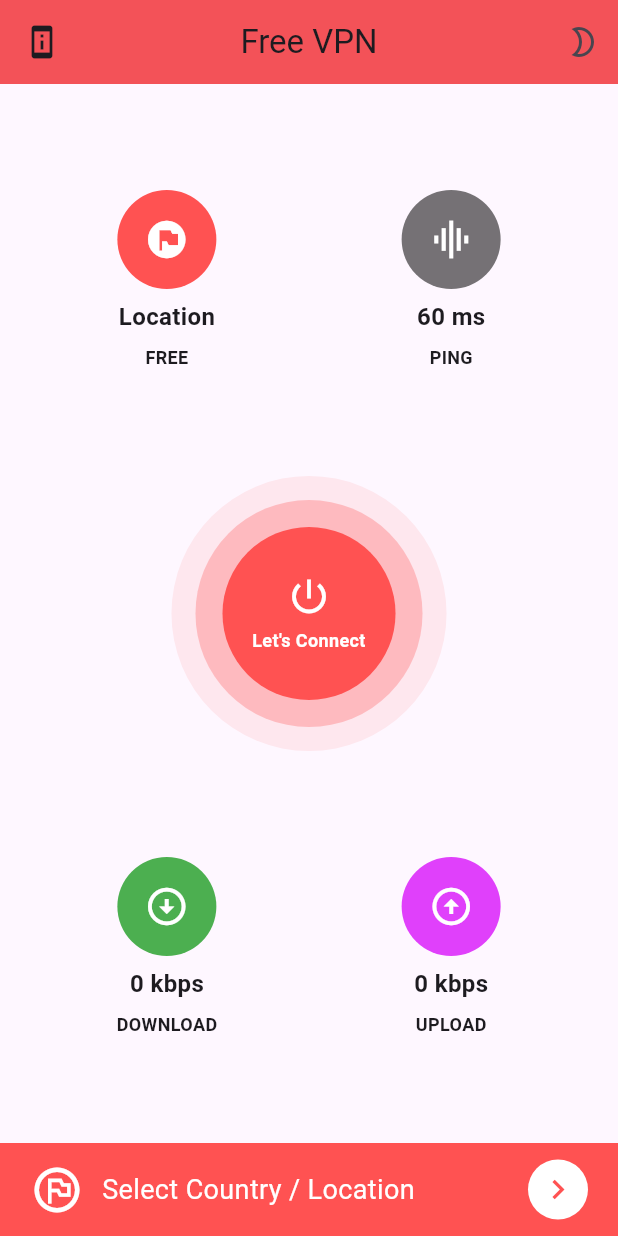
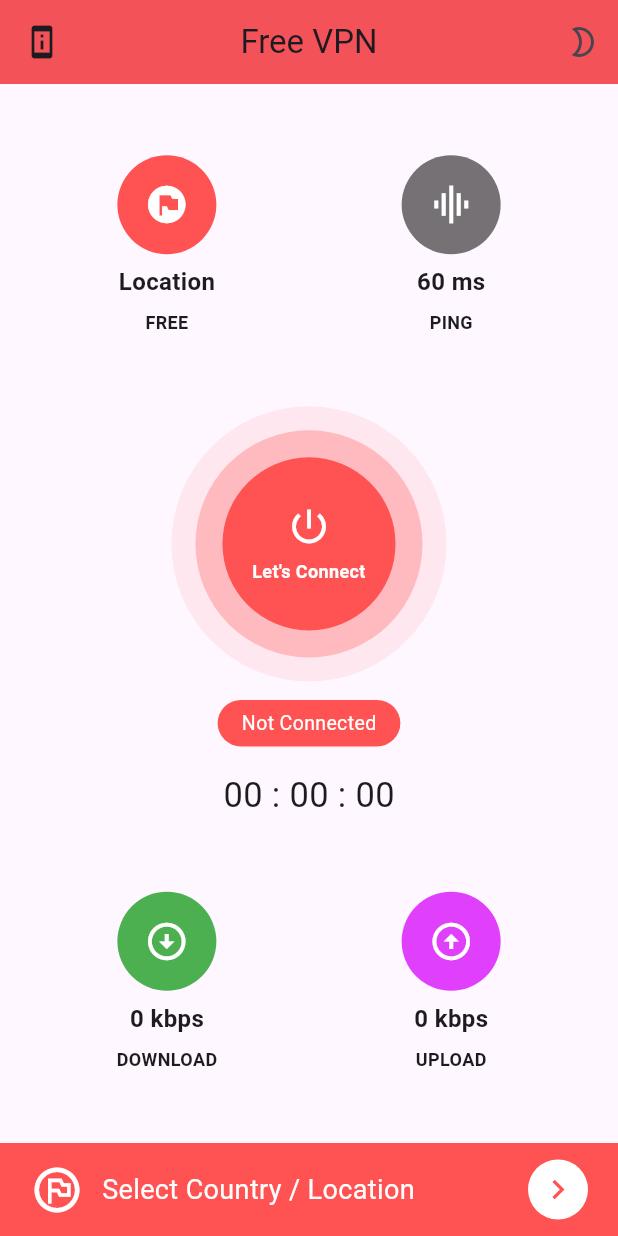
Before and after one commit to MahmoudALBndkji/Flutter-Open-Vpn-App, a Flutter app: the screen it shows after launch, on a phone screen of 412 x 824 dp. Run offline on Flutter 3.47's test engine with Material 3 defaults, Android fonts, the phone set to English and light mode, and no system bars; our stand-ins replace csv, get, hive_flutter; accounts and stored records are empty.

Commit message:
Render Display Vpn Connection Panel

```diff
--- a/lib/screens/home_screen.dart
+++ b/lib/screens/home_screen.dart
@@ -8,7 +8,7 @@ import 'package:vpn_basic_project/models/vpn_status_model.dart';
 import 'package:vpn_basic_project/screens/connected_network_ip_info_screen.dart';
 import 'package:vpn_basic_project/widgets/home/custom_widget.dart';
 import 'package:vpn_basic_project/widgets/home/location_selection_bottom_navigation.dart';
-import 'package:vpn_basic_project/widgets/home/vpn_button.dart';
+import 'package:vpn_basic_project/widgets/home/vpn_connection_panel.dart';
 
 class HomeScreen extends StatelessWidget {
   HomeScreen({super.key});
@@ -78,7 +78,7 @@ class HomeScreen extends StatelessWidget {
               ],
             ),
           ),
-          VpnButton(),
+          VpnConnectionPanel(),
           StreamBuilder<VpnStatusModel?>(
             initialData: VpnStatusModel(),
             stream: VpnEngine.snapshotVpnStatus(),
--- /dev/null
+++ b/lib/widgets/home/status_of_connection_vpn.dart
@@ -0,0 +1,35 @@
+import 'package:flutter/material.dart';
+import 'package:get/get.dart';
+import 'package:vpn_basic_project/controllers/home_controller.dart';
+import 'package:vpn_basic_project/helper/capitalize_each_word.dart';
+import 'package:vpn_basic_project/helper/vpn-engine/vpn_engine.dart';
+import 'package:vpn_basic_project/main.dart';
+
+class StatusOfConnectionVPN extends StatelessWidget {
+  const StatusOfConnectionVPN({super.key});
+
+  @override
+  Widget build(BuildContext context) {
+    sizeScreen = MediaQuery.sizeOf(context);
+    final homeController = Get.find<HomeController>();
+    return Container(
+      decoration: BoxDecoration(
+        color: Colors.redAccent,
+        borderRadius: BorderRadius.circular(16.0),
+      ),
+      margin: EdgeInsetsDirectional.only(
+        top: sizeScreen.height * 0.015,
+        bottom: sizeScreen.height * 0.02,
+      ),
+      padding: EdgeInsets.symmetric(vertical: 6.0, horizontal: 16.0),
+      child: Text(
+        homeController.vpnConnectionState.value == VpnEngine.vpnDisconnectedNow
+            ? "Not Connected"
+            : capitalizeEachWord(
+                homeController.vpnConnectionState.replaceAll("_", " "),
+              ),
+        style: TextStyle(fontSize: 13.0, color: Colors.white),
+      ),
+    );
+  }
+}
--- /dev/null
+++ b/lib/widgets/home/timer_connection_vpn.dart
@@ -0,0 +1,51 @@
+import 'dart:async';
+
+import 'package:flutter/material.dart';
+import 'package:vpn_basic_project/helper/add_two_zero_digits.dart';
+
+class TimerConnectionVpn extends StatefulWidget {
+  const TimerConnectionVpn({super.key, required this.initTimerNow});
+  final bool initTimerNow;
+
+  @override
+  State<TimerConnectionVpn> createState() => _TimerConnectionVpnState();
+}
+
+class _TimerConnectionVpnState extends State<TimerConnectionVpn> {
+  Duration duration = Duration();
+  Timer? timer;
+  startTimerNow() {
+    timer = Timer.periodic(
+      Duration(seconds: 1),
+      (timer) {
+        setState(() {
+          duration = Duration(seconds: duration.inSeconds + 1);
+        });
+      },
+    );
+  }
+
+  stopTimerNow() {
+    setState(() {
+      timer?.cancel();
+      timer = null;
+      duration = Duration();
+    });
+  }
+
+  @override
+  Widget build(BuildContext context) {
+    if (timer == null || !widget.initTimerNow) {
+      widget.initTimerNow ? startTimerNow() : stopTimerNow();
+    }
+
+    final hours = addTwoZeroDigits(duration.inHours.remainder(60));
+    final minutes = addTwoZeroDigits(duration.inMinutes.remainder(60));
+    final seconds = addTwoZeroDigits(duration.inSeconds.remainder(60));
+
+    return Text(
+      "$hours : $minutes : $seconds",
+      style: TextStyle(fontSize: 23.0),
+    );
+  }
+}
--- a/lib/widgets/home/vpn_button.dart
+++ /dev/null
@@ -1,71 +0,0 @@
-import 'package:flutter/material.dart';
-import 'package:get/get.dart';
-import 'package:vpn_basic_project/controllers/home_controller.dart';
-import 'package:vpn_basic_project/main.dart';
-
-class VpnButton extends StatelessWidget {
-  const VpnButton({super.key});
-
-  @override
-  Widget build(BuildContext context) {
-    final homeController = Get.find<HomeController>();
-    sizeScreen = MediaQuery.sizeOf(context);
-    return Semantics(
-      button: true,
-      child: InkWell(
-        borderRadius: BorderRadius.circular(100.0),
-        onTap: () {
-          homeController.connectionToVpnNow();
-        },
-        child: Column(
-          children: [
-            Obx(() => Container(
-                  padding: EdgeInsets.all(16.0),
-                  decoration: BoxDecoration(
-                    shape: BoxShape.circle,
-                    color:
-                        homeController.getVpnButtonColor.withValues(alpha: 0.1),
-                  ),
-                  child: Container(
-                    padding: EdgeInsets.all(18.0),
-                    decoration: BoxDecoration(
-                      shape: BoxShape.circle,
-                      color: homeController.getVpnButtonColor
-                          .withValues(alpha: 0.3),
-                    ),
-                    child: Container(
-                      width: sizeScreen.height * 0.14,
-                      height: sizeScreen.height * 0.14,
-                      decoration: BoxDecoration(
-                        shape: BoxShape.circle,
-                        color: homeController.getVpnButtonColor,
-                      ),
-                      child: Column(
-                        mainAxisAlignment: MainAxisAlignment.center,
-                        children: [
-                          Icon(
-                            Icons.power_settings_new,
-                            size: 30.0,
-                            color: Colors.white,
-                          ),
-                          const SizedBox(height: 6.0),
-                          Obx(() => Text(
-                                homeController.getVpnButtonText,
-                                textAlign: TextAlign.center,
-                                style: TextStyle(
-                                  fontSize: 12.0,
-                                  color: Colors.white,
-                                  fontWeight: FontWeight.w600,
-                                ),
-                              )),
-                        ],
-                      ),
-                    ),
-                  ),
-                )),
-          ],
-        ),
-      ),
-    );
-  }
-}
--- /dev/null
+++ b/lib/widgets/home/vpn_connection_button.dart
@@ -0,0 +1,62 @@
+import 'package:flutter/material.dart';
+import 'package:get/get.dart';
+import 'package:vpn_basic_project/controllers/home_controller.dart';
+import 'package:vpn_basic_project/main.dart';
+
+class VpnConnectionButton extends StatelessWidget {
+  const VpnConnectionButton({super.key});
+
+  @override
+  Widget build(BuildContext context) {
+    sizeScreen = MediaQuery.sizeOf(context);
+    final homeController = Get.find<HomeController>();
+    return InkWell(
+      borderRadius: BorderRadius.circular(100.0),
+      onTap: () => homeController.connectionToVpnNow(),
+      child: Container(
+        padding: EdgeInsets.all(16.0),
+        decoration: BoxDecoration(
+          shape: BoxShape.circle,
+          color: homeController.getVpnButtonColor.withValues(alpha: 0.1),
+        ),
+        child: Container(
+          padding: EdgeInsets.all(18.0),
+          decoration: BoxDecoration(
+            shape: BoxShape.circle,
+            color: homeController.getVpnButtonColor.withValues(alpha: 0.3),
+          ),
+          child: Container(
+            width: sizeScreen.height * 0.14,
+            height: sizeScreen.height * 0.14,
+            decoration: BoxDecoration(
+              shape: BoxShape.circle,
+              color: homeController.getVpnButtonColor,
+            ),
+            child: Column(
+              mainAxisAlignment: MainAxisAlignment.center,
+              children: [
+                Icon(
+                  Icons.power_settings_new,
+                  size: 30.0,
+                  color: Colors.white,
+                ),
+                const SizedBox(height: 6.0),
+                Obx(
+                  () => Text(
+                    homeController.getVpnButtonText,
+                    textAlign: TextAlign.center,
+                    style: TextStyle(
+                      fontSize: 12.0,
+                      color: Colors.white,
+                      fontWeight: FontWeight.w600,
+                    ),
+                  ),
+                ),
+              ],
+            ),
+          ),
+        ),
+      ),
+    );
+  }
+}
--- /dev/null
+++ b/lib/widgets/home/vpn_connection_panel.dart
@@ -0,0 +1,31 @@
+import 'package:flutter/material.dart';
+import 'package:get/get.dart';
+import 'package:vpn_basic_project/controllers/home_controller.dart';
+import 'package:vpn_basic_project/helper/vpn-engine/vpn_engine.dart';
+import 'package:vpn_basic_project/widgets/home/status_of_connection_vpn.dart';
+import 'package:vpn_basic_project/widgets/home/timer_connection_vpn.dart';
+import 'package:vpn_basic_project/widgets/home/vpn_connection_button.dart';
+
+class VpnConnectionPanel extends StatelessWidget {
+  const VpnConnectionPanel({super.key});
+
+  @override
+  Widget build(BuildContext context) {
+    final homeController = Get.find<HomeController>();
+    return Semantics(
+      button: true,
+      child: Obx(
+        () => Column(
+          children: [
+            VpnConnectionButton(),
+            StatusOfConnectionVPN(),
+            TimerConnectionVpn(
+              initTimerNow: homeController.vpnConnectionState.value ==
+                  VpnEngine.vpnConnectedNow,
+            ),
+          ],
+        ),
+      ),
+    );
+  }
+}
```
